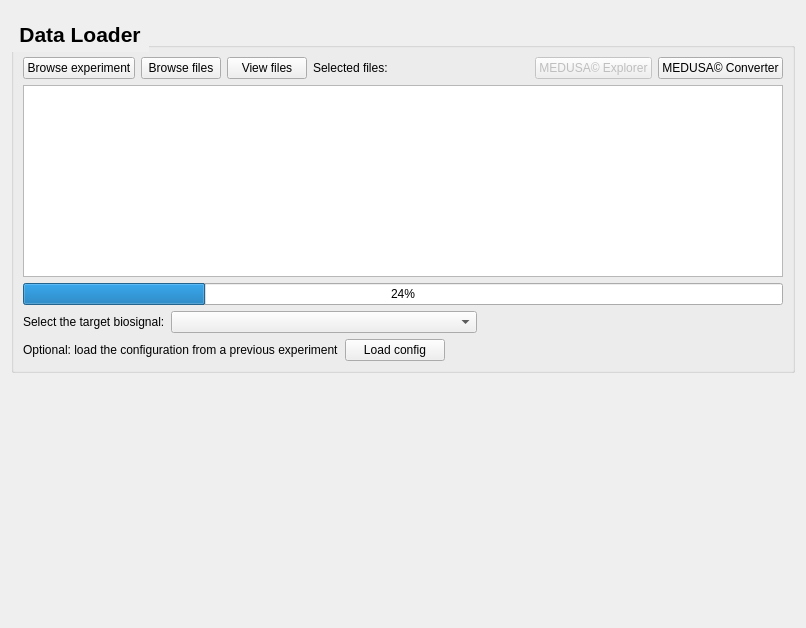
medusabci/medusa-analyzer, file data_loader/files/view.ui: the form before one commit.
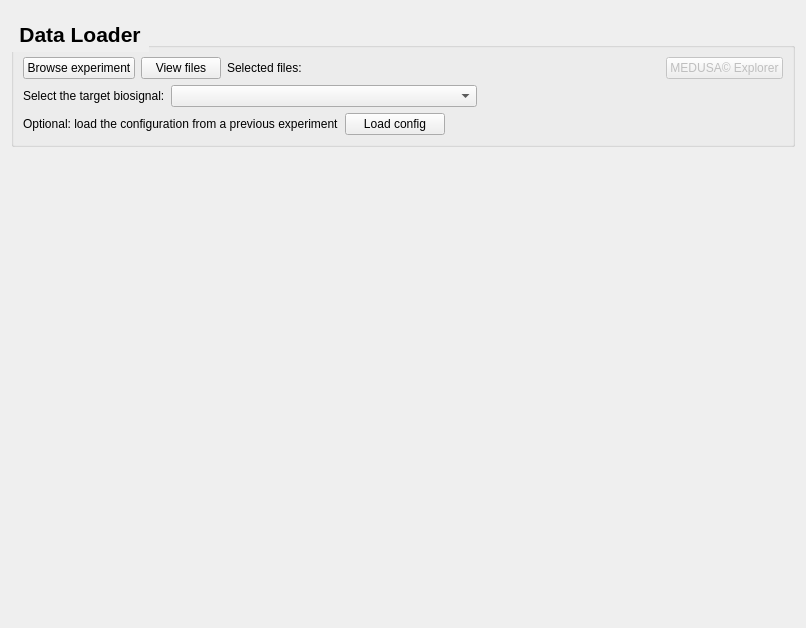
The form after the commit.

What changed in the file:
```diff
--- a/data_loader/files/view.ui
+++ b/data_loader/files/view.ui
@@ -62,13 +62,6 @@
           </property>
          </widget>
         </item>
-        <item>
-         <widget class="QPushButton" name="browseButton">
-          <property name="text">
-           <string>Browse files</string>
-          </property>
-         </widget>
-        </item>
         <item>
          <widget class="QPushButton" name="viewfilesButton">
           <property name="text">
@@ -103,41 +96,6 @@
           </property>
           <property name="text">
            <string>MEDUSA© Explorer</string>
-          </property>
-         </widget>
-        </item>
-        <item>
-         <widget class="QPushButton" name="convertButton">
-          <property name="toolTip">
-           <string>Convert MEDUSA© recordings to .rec format</string>
-          </property>
-          <property name="text">
-           <string>MEDUSA© Converter</string>
-          </property>
-         </widget>
-        </item>
-       </layout>
-      </item>
-      <item>
-       <layout class="QVBoxLayout" name="verticalLayout_4">
-        <item>
-         <widget class="QTextBrowser" name="convertLogTextBrowser">
-          <property name="sizePolicy">
-           <sizepolicy hsizetype="Minimum" vsizetype="Minimum">
-            <horstretch>0</horstretch>
-            <verstretch>0</verstretch>
-           </sizepolicy>
-          </property>
-         </widget>
-        </item>
-       </layout>
-      </item>
-      <item>
-       <layout class="QVBoxLayout" name="verticalLayout_7">
-        <item>
-         <widget class="QProgressBar" name="convertProgressBar">
-          <property name="value">
-           <number>24</number>
           </property>
          </widget>
         </item>
```
